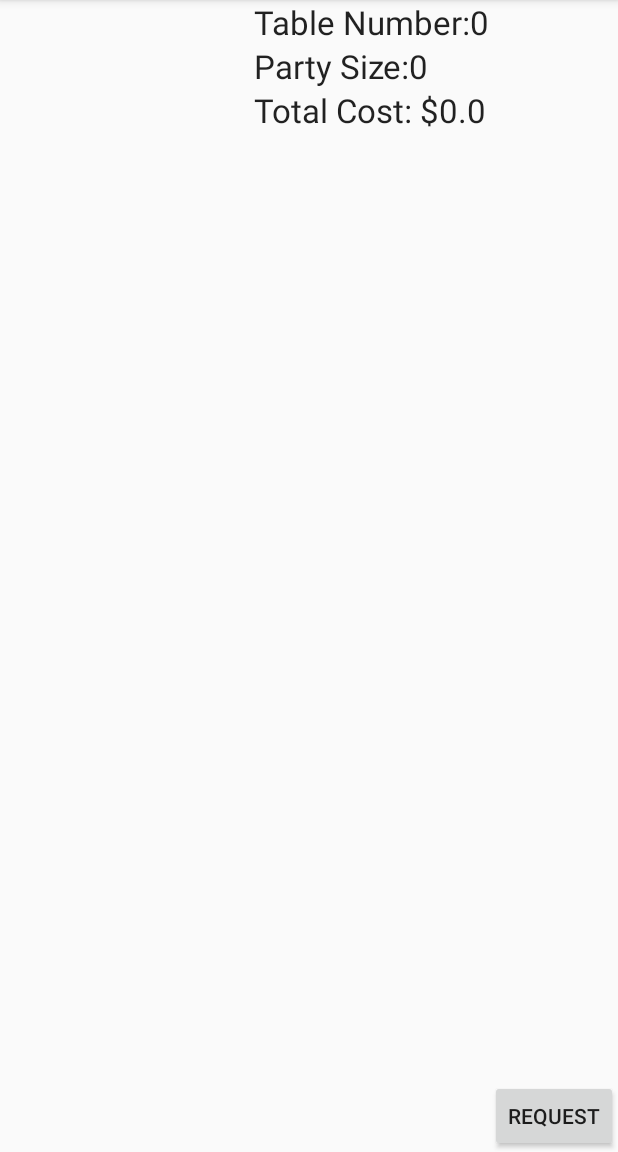
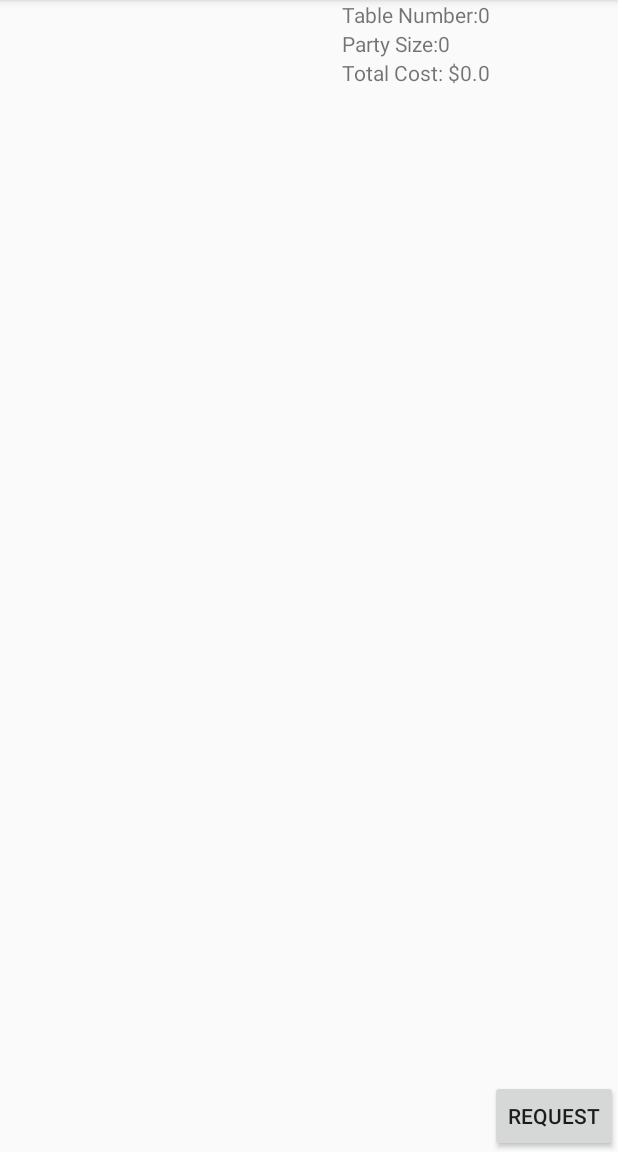
Before and after one commit to tylerdenney/DigiMenus, an Android app: the fragment cOrderFragment placed in its activity, on a phone screen of 412 x 824 dp, the part 84-1236 px from its top. Run offline under Robolectric (Android 15) with nearby library versions, the phone set to English and light mode, and no system bars; 2 statements that could not run were skipped.

Commit message:
implemented view item for order, still need for menu screens.

```diff
--- a/app/src/main/AndroidManifest.xml
+++ b/app/src/main/AndroidManifest.xml
@@ -7,8 +7,10 @@
         android:icon="@drawable/ic_launcher"
         android:label="@string/app_name"
         android:theme="@style/AppTheme"
+
         >
         <activity
+            android:configChanges="orientation|screenSize"
             android:name=".MainActivity"
             android:label="@string/app_name" >
             <intent-filter>
--- a/app/src/main/java/com/goobers/digimenus/cOrderFragment.java
+++ b/app/src/main/java/com/goobers/digimenus/cOrderFragment.java
@@ -1,6 +1,5 @@
 package com.goobers.digimenus;
 
-import android.content.DialogInterface;
 import android.os.AsyncTask;
 import android.os.Bundle;
 import android.support.v4.app.Fragment;
@@ -14,7 +13,6 @@ import android.view.ViewGroup;
 import android.widget.AdapterView;
 import android.widget.ArrayAdapter;
 import android.widget.Button;
-import android.widget.ListAdapter;
 import android.widget.ListView;
 import android.widget.TextView;
 
@@ -42,6 +40,7 @@ public class cOrderFragment extends Fragment implements View.OnClickListener
     private ListView myitems;
     private ArrayAdapter list_adapter;
     private ArrayList<String> foodnames;
+    private List<iItem> _items;
 
     private TextView txtparty;
     private TextView txttable;
@@ -64,6 +63,8 @@ public class cOrderFragment extends Fragment implements View.OnClickListener
                 SendRealRequest r = new SendRealRequest();
                 r.execute();
                 break;
+            default:
+                break;
         }
     }
 
@@ -73,6 +74,8 @@ public class cOrderFragment extends Fragment implements View.OnClickListener
         super.onActivityCreated(savedInstanceState);
         myitems = (ListView) getView().findViewById(R.id.listView);
         List<iItem> items = cMenu.GetOrderedItems();
+        _items = new ArrayList<iItem>();
+        _items = items;
         if(items != null)
         {
             foodnames = new ArrayList<String>();
@@ -92,7 +95,16 @@ public class cOrderFragment extends Fragment implements View.OnClickListener
         txttable.setText(getString(R.string.table_num) + String.valueOf(cMenu.GetTableNum()));
         txtparty.setText(getString(R.string.party_size) + String.valueOf(cMenu.GetPartySize()));
 
+        myitems.setOnItemClickListener(new AdapterView.OnItemClickListener() {
+            @Override
+            public void onItemClick(AdapterView<?> parent, View view, int position, long id)
+            {
 
+                cViewItemFragment frag = new cViewItemFragment();
+                frag.SetItem(_items.get(position));
+                getActivity().getSupportFragmentManager().beginTransaction().replace(R.id.content_frame, frag).addToBackStack(null).commit();
+            }
+        });
     }
 
     @Override
--- a/app/src/main/res/layout/fragment_order.xml
+++ b/app/src/main/res/layout/fragment_order.xml
@@ -21,14 +21,14 @@
 
             android:layout_width="wrap_content"
             android:layout_height="wrap_content"
-            android:textAppearance="?android:attr/textAppearanceLarge"
+            android:textAppearance="?android:attr/textAppearanceSmall"
             android:text=""
             android:id="@+id/txttablenum"/>
 
         <TextView
             android:layout_width="wrap_content"
             android:layout_height="wrap_content"
-            android:textAppearance="?android:attr/textAppearanceLarge"
+            android:textAppearance="?android:attr/textAppearanceSmall"
             android:text=""
             android:id="@+id/txtpartysize"
             android:layout_below="@+id/txttablenum"
@@ -38,7 +38,7 @@
         <TextView
             android:layout_width="wrap_content"
             android:layout_height="wrap_content"
-            android:textAppearance="?android:attr/textAppearanceLarge"
+            android:textAppearance="?android:attr/textAppearanceSmall"
             android:text=""
             android:id="@+id/txttotalcost"
             android:layout_below="@+id/txtpartysize"
```
Also changed, not shown: app/src/main/java/com/goobers/digimenus/cViewItemFragment.java (added, +96 -0 lines), app/src/main/res/layout/fragment_item.xml (added, +33 -0 lines), app/src/main/res/drawable-hdpi/fishtacos.jpg (added), app/src/main/res/drawable-hdpi/turkeyclub.jpg (added).
